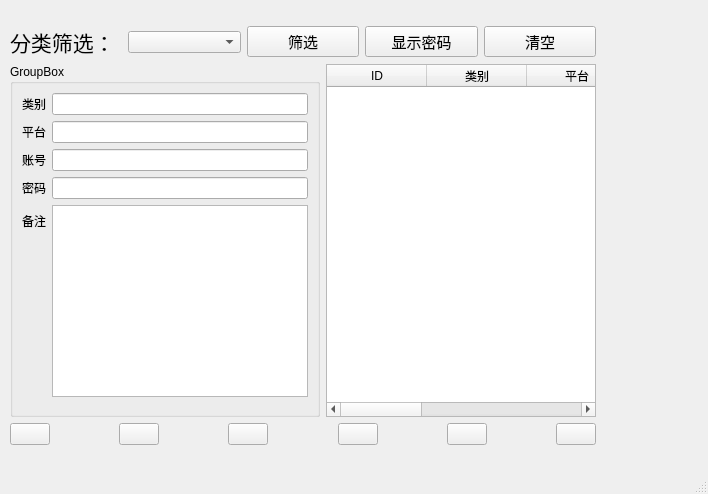
The window that mainwindow.ui (Zyc-paper-tigers/PasswordManager) describes before a commit, drawn with Qt 5.
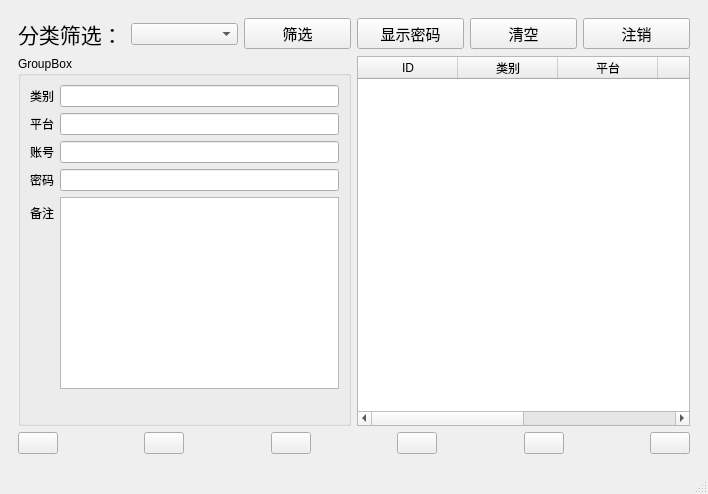
The same window after the commit. Icons and pictures are not drawn.

Commit message: 添加注销功能

```diff
--- a/mainwindow.ui
+++ b/mainwindow.ui
@@ -20,22 +20,16 @@
    <string>MainWindow</string>
   </property>
   <widget class="QWidget" name="centralwidget">
+   <layout class="QGridLayout" name="gridLayout">
+    <item row="0" column="0">
    <widget class="QWidget" name="widget" native="true">
-    <property name="geometry">
-     <rect>
-      <x>10</x>
-      <y>26</y>
-      <width>586</width>
-      <height>419</height>
-     </rect>
-    </property>
     <property name="sizePolicy">
      <sizepolicy hsizetype="Expanding" vsizetype="Expanding">
       <horstretch>0</horstretch>
       <verstretch>0</verstretch>
      </sizepolicy>
     </property>
-    <layout class="QGridLayout" name="gridLayout">
+      <layout class="QGridLayout" name="gridLayout_2">
      <item row="0" column="0" colspan="2">
       <layout class="QHBoxLayout" name="horizontalLayout">
        <item>
@@ -93,6 +87,18 @@
          </property>
         </widget>
        </item>
+         <item>
+          <widget class="QPushButton" name="btnLogout">
+           <property name="font">
+            <font>
+             <pointsize>11</pointsize>
+            </font>
+           </property>
+           <property name="text">
+            <string>注销</string>
+           </property>
+          </widget>
+         </item>
       </layout>
      </item>
      <item row="1" column="0">
@@ -355,6 +361,8 @@
      </item>
     </layout>
    </widget>
+    </item>
+   </layout>
   </widget>
   <widget class="QMenuBar" name="menubar">
    <property name="geometry">
```
Lines whose indentation alone changed are shown as unchanged. The commit also changes 2 other files.
